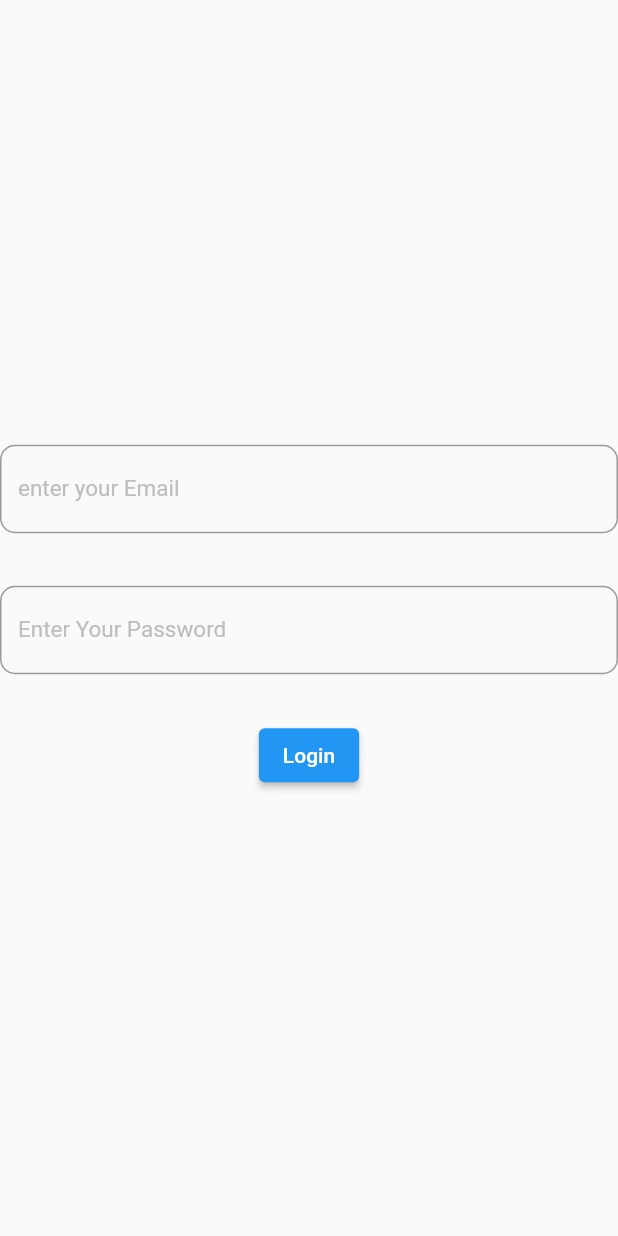
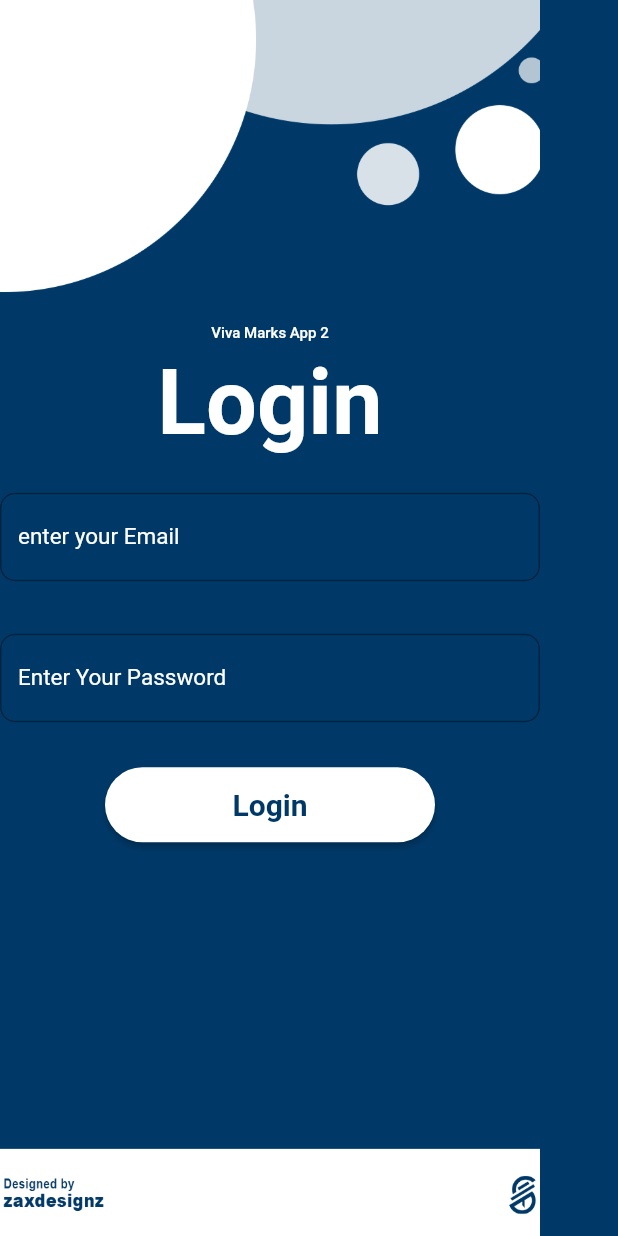
Before and after one commit to medhamza92/second_viva_app, a Flutter app: the screen it shows after launch, on a phone screen of 412 x 824 dp. Run offline on Flutter 3.47's test engine with Material 2 defaults, Android fonts, the phone set to English and light mode, and no system bars; our stand-ins replace dio, flutter_secure_storage.

Commit message:
last retouches

```diff
--- a/lib/consultVivaCode.dart
+++ b/lib/consultVivaCode.dart
@@ -93,7 +93,7 @@ class _consultCodeState extends State<consultCode> {
                     context,
                     MaterialPageRoute(
                         builder: (context) => (finalMark(
-                            ProjectName: vivaData['viva'],
+                            ProjectName: vivaData['project_name'],
                             Year: vivaData['year'].toString(),
                             ExaminatorName: vivaData['exa_name'],
                             ExaminatorMark: vivaData['exa_mark'].toDouble(),
--- a/lib/dio.dart
+++ b/lib/dio.dart
@@ -2,11 +2,11 @@ import 'package:dio/dio.dart';
 
 Dio dio() {
   Dio dio = new Dio();
-  dio.options.baseUrl = "http://192.168.43.31:8000/api";
+  dio.options.baseUrl = "http://192.168.206.113:8000/api";
   dio.options.headers['Accept'] = 'application/json';
   dio.options.followRedirects = false;
   dio.options.validateStatus = (status) {
-    return status! < 500;
+    return true;
   };
   return dio;
 }
--- a/lib/login_page.dart
+++ b/lib/login_page.dart
@@ -1,6 +1,5 @@
 import 'dart:convert';
 import 'package:dio/dio.dart' as Dio;
-
 import 'package:flutter_secure_storage/flutter_secure_storage.dart';
 import 'package:second_viva_app/dio.dart';
 import 'package:flutter/material.dart';
@@ -20,6 +19,7 @@ class _login_pageState extends State<login_page> {
   TextEditingController email = new TextEditingController();
   TextEditingController password = new TextEditingController();
   final formkey = GlobalKey<FormState>();
+  String errorMsg = "";
   @override
   void initState() {
     // TODO: implement initState
@@ -86,17 +86,43 @@ class _login_pageState extends State<login_page> {
   @override
   Widget build(BuildContext context) {
     return Scaffold(
+      backgroundColor: Color.fromARGB(255, 0, 57, 104),
       body: Container(
+        width: 360,
+        decoration: BoxDecoration(
+            image: DecorationImage(
+                image: AssetImage("images/login.png"), fit: BoxFit.cover)),
         child: Form(
           key: formkey,
           child: Column(
             mainAxisAlignment: MainAxisAlignment.center,
             children: [
+              Text(
+                'Viva Marks App 2',
+                style: TextStyle(
+                    fontSize: 10,
+                    fontWeight: FontWeight.w500,
+                    color: Colors.white),
+              ),
+              SizedBox(
+                height: 5,
+              ),
+              Text(
+                'Login',
+                style: TextStyle(
+                    fontSize: 60,
+                    fontWeight: FontWeight.bold,
+                    color: Colors.white),
+              ),
+              SizedBox(
+                height: 25,
+              ),
               TextFormField(
                 decoration: InputDecoration(
                     labelText: 'enter your Email',
-                    labelStyle:
-                        TextStyle(fontSize: 15, color: Colors.grey.shade400),
+                    labelStyle: TextStyle(
+                        fontSize: 15,
+                        color: Color.fromARGB(255, 255, 255, 255)),
                     border: OutlineInputBorder(
                         borderRadius: BorderRadius.circular(10))),
                 controller: email,
@@ -112,8 +138,9 @@ class _login_pageState extends State<login_page> {
               TextFormField(
                 decoration: InputDecoration(
                     labelText: 'Enter Your Password',
-                    labelStyle:
-                        TextStyle(fontSize: 15, color: Colors.grey.shade400),
+                    labelStyle: TextStyle(
+                        fontSize: 15,
+                        color: Color.fromARGB(255, 255, 255, 255)),
                     border: OutlineInputBorder(
                         borderRadius: BorderRadius.circular(10))),
                 controller: password,
@@ -124,7 +151,20 @@ class _login_pageState extends State<login_page> {
                 height: 30,
               ),
               ElevatedButton(
-                child: Text('Login'),
+                style: ElevatedButton.styleFrom(
+                  shape: StadiumBorder(),
+                  // padding: EdgeInsets.all(20),
+                  fixedSize: Size(220, 50),
+                  backgroundColor: Colors.white,
+                ),
+                child: Text(
+                  'Login',
+                  style: TextStyle(
+                    fontSize: 20,
+                    color: Color.fromARGB(255, 0, 57, 104),
+                    fontWeight: FontWeight.bold,
+                  ),
+                ),
                 onPressed: () async {
                   Map creds = {
                     'email': email.text,
@@ -144,7 +184,9 @@ class _login_pageState extends State<login_page> {
                           MaterialPageRoute(
                               builder: (context) => (HomeScreen())));
                     } else {
-                      print(error);
+                      setState(() {
+                        errorMsg = error;
+                      });
                     }
                     error = null;
                     scode = null;
@@ -154,7 +196,13 @@ class _login_pageState extends State<login_page> {
                     //         builder: (context) => (HomeScreen())));
                   }
                 },
-              )
+              ),
+
+              SizedBox(
+                height: 30,
+              ),
+
+              Text('$errorMsg',style: TextStyle(color: Colors.red),)
             ],
           ),
         ),
```
Also changed, not shown: lib/finalMark.dart (+11 -5 lines), lib/firstForm.dart (+35 -24 lines), lib/vivaResult.dart (+73 -22 lines), images/BgAppTest.jpg, images/login.png (added).
